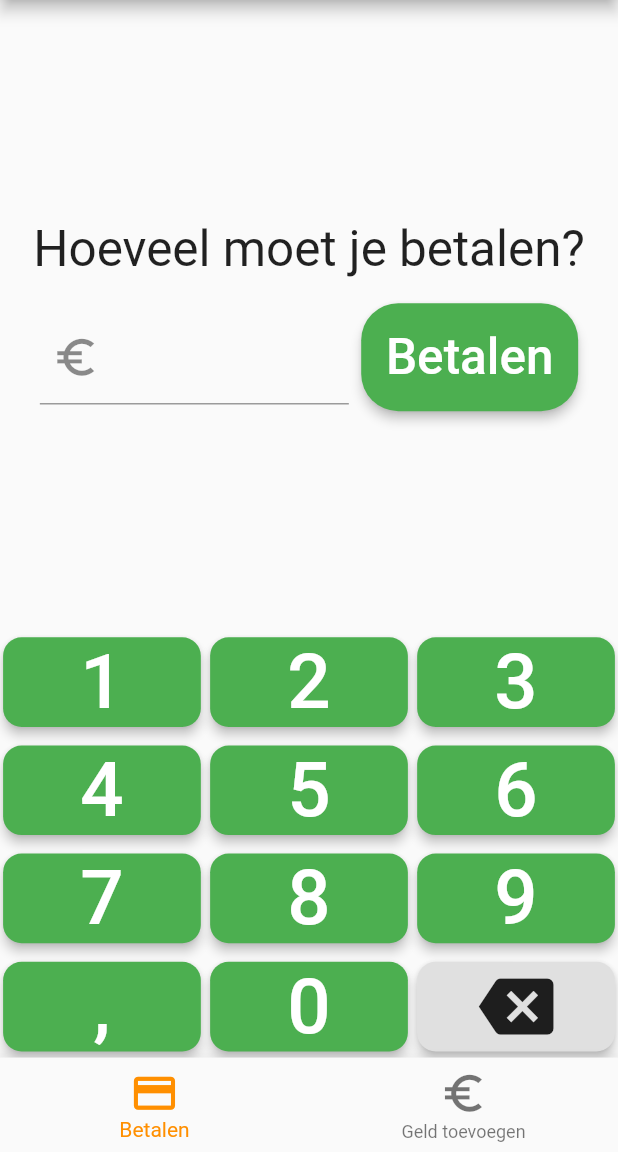
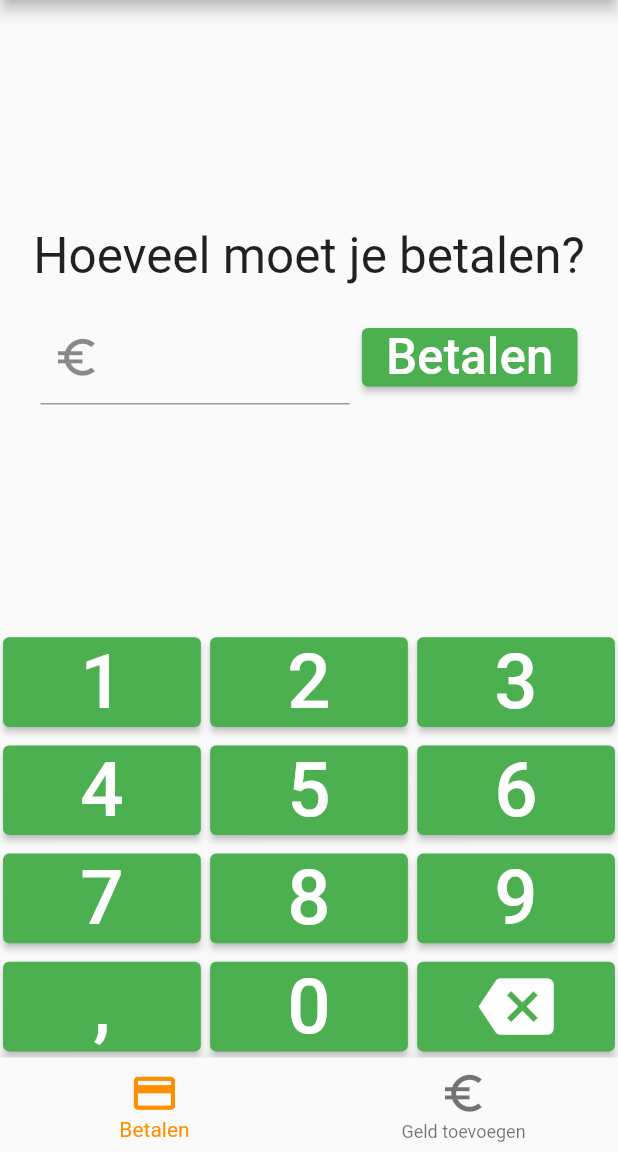
Before and after one commit to iMagineLab-BE/Geldwegwijzer, a Flutter app: the screen it shows after launch, on a phone screen of 412 x 824 dp, the part 84-1236 px from its top. Run offline on Flutter 3.47's test engine with Material 2 defaults, Android fonts, the phone set to English and light mode, and no system bars; our stand-ins replace localstorage, package_info.

Commit message:
Update code for latest Dart version

```diff
--- a/lib/app_data.dart
+++ b/lib/app_data.dart
@@ -72,7 +72,7 @@ Coin valueToCoin(int value) {
     case 10000:
       return Coin.n100Euro;
     default:
-      return null;
+      throw Exception("Invalid value");
   }
 }
 
@@ -87,7 +87,7 @@ int calculateIntegerCoinsValue(Map<String, int> coinMap) {
   int totalValue = 0;
 
   Coin.values.forEach((coin) {
-    totalValue += coinMap[describeEnum(coin)] * coinToValue(coin);
+    totalValue += (coinMap[describeEnum(coin)]! * coinToValue(coin));
   });
 
   return totalValue;
@@ -125,7 +125,7 @@ class AppData {
     await storage.ready; // Waiting for the local storage is be ready
     Map<String, dynamic> moneyData = storage.getItem('money');
 
-    if (moneyData == null) {
+    if (moneyData.isEmpty) {
       print('Initialising local storage...');
       moneyData = initMoneyMap();
 
--- a/lib/keyboard.dart
+++ b/lib/keyboard.dart
@@ -85,7 +85,7 @@ class BackspaceButton extends StatelessWidget {
         padding: EdgeInsets.symmetric(
             vertical: SizeConfig.blockSizeVertical * 0.5,
             horizontal: SizeConfig.blockSizeHorizontal * 0.5),
-        child: RaisedButton(
+        child: ElevatedButton(
             onPressed: () {
               onPress();
             },
@@ -124,7 +124,7 @@ class KeyboardButton extends StatelessWidget {
         padding: EdgeInsets.symmetric(
             vertical: SizeConfig.blockSizeVertical * 0.5,
             horizontal: SizeConfig.blockSizeHorizontal * 0.5),
-        child: RaisedButton(
+        child: ElevatedButton(
             onPressed: () {
               onPress(value);
             },
--- a/lib/main.dart
+++ b/lib/main.dart
@@ -20,7 +20,6 @@ class MyApp extends StatelessWidget {
       theme: ThemeData(
         primarySwatch: Colors.green,
         appBarTheme: AppBarTheme(
-          backwardsCompatibility: false,
           systemOverlayStyle: SystemUiOverlayStyle(
             statusBarIconBrightness: Brightness.light,
           ),
@@ -32,7 +31,7 @@ class MyApp extends StatelessWidget {
 }
 
 class MyHomePage extends StatefulWidget {
-  MyHomePage({Key key, this.title}) : super(key: key);
+  MyHomePage({required this.title});
 
   // This widget is the home page of your application. It is stateful, meaning
   // that it has a State object (defined below) that contains fields that affect
@@ -94,12 +93,12 @@ class _MyHomePageState extends State<MyHomePage> {
         items: <BottomNavigationBarItem>[
           BottomNavigationBarItem(
             icon: Icon(Icons.payment, size: SizeConfig.blockSizeVertical * 4.0),
-            title: Text('Betalen', style: bottomStyle),
+            label: 'Betalen',
           ),
           BottomNavigationBarItem(
             icon: Icon(Icons.euro_symbol,
                 size: SizeConfig.blockSizeVertical * 4.0),
-            title: Text('Geld toevoegen', style: bottomStyle),
+            label: 'Geld toevoegen',
           ),
         ],
         currentIndex: _selectedIndex,
--- a/lib/money_grid.dart
+++ b/lib/money_grid.dart
@@ -37,7 +37,7 @@ class MoneyGridState extends State {
                   fontSize: SizeConfig.blockSizeVertical * 5.0),
             )),
         Image(
-          image: appData.images[coin].image,
+          image: appData.images[coin]!.image,
           fit: BoxFit.fitWidth,
           // todo 1: use coins of the same resolution, some are blurry
           // todo 2: instant image loading, tip: precacheImage function
--- a/pubspec.yaml
+++ b/pubspec.yaml
@@ -14,7 +14,7 @@ description: An app for helping people pay with cash.
 version: 1.0.0+1
 
 environment:
-  sdk: ">=2.7.0 <3.0.0"
+  sdk: ">=2.12.0 <3.0.0"
 
 dependencies:
   flutter:
@@ -25,7 +25,7 @@ dependencies:
   cupertino_icons: ^1.0.0
   package_info: ^2.0.2
   localstorage: ^4.0.0+1
-  intl: ^0.17.0
+  intl: ^0.18.1
 
 dev_dependencies:
   flutter_test:
```
Also changed, not shown: lib/about_app.dart (+7 -8 lines), lib/paying.dart (+12 -12 lines), 2 other files.
